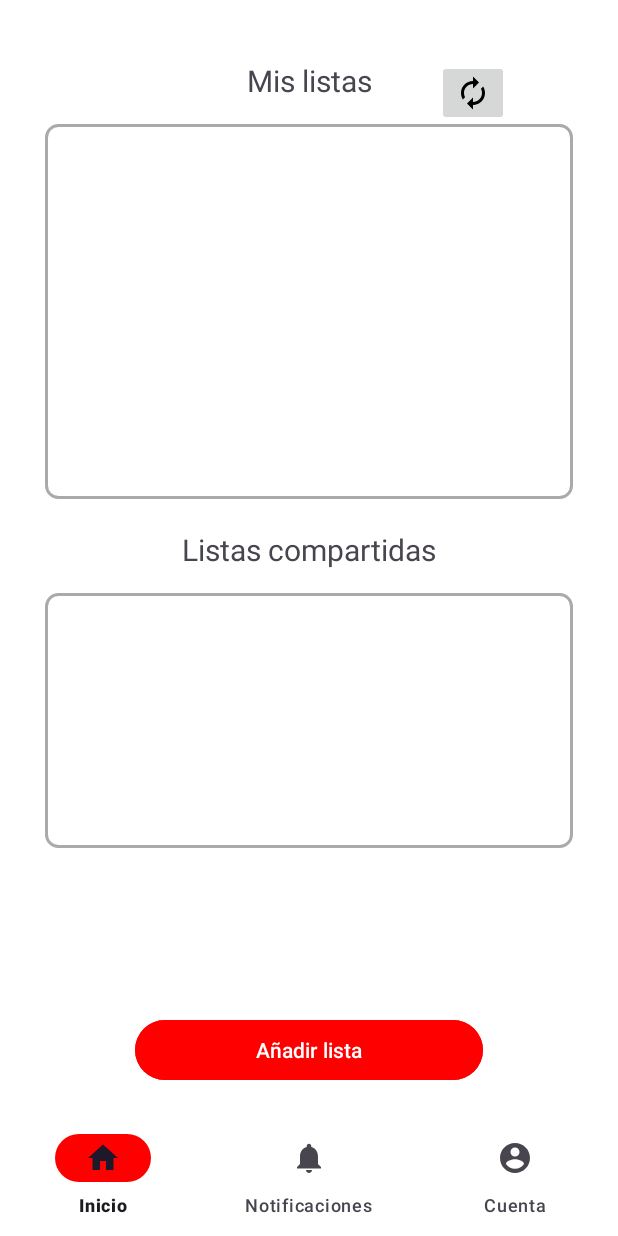
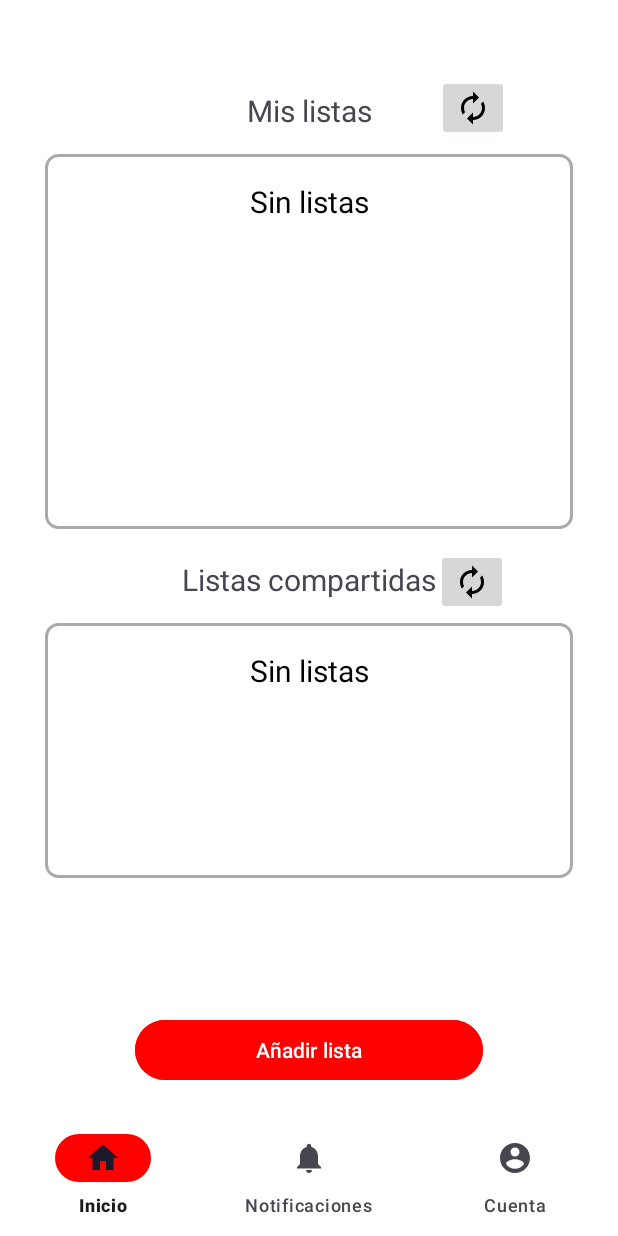
Before and after one commit to AritzAyensa/Proyecto_DAM_Aritz_Ayensa, an Android app: the InicioFragment screen opened directly, with no data from a screen before it, on a phone screen of 412 x 824 dp. Run offline under Robolectric (Android 15) with nearby library versions, the phone set to English and light mode, and no system bars; our stand-ins replace Firebase (no records; nobody signed in at launch, a user with empty details on screens opened directly), navigation-ui.

Commit message:
Adapter modificado
Cuando no haya listas muestra un item con un testo

```diff
--- a/app/src/main/java/com/example/proyecto_dam_aritz_ayensa/activities/ui/inicio/InicioFragment.kt
+++ b/app/src/main/java/com/example/proyecto_dam_aritz_ayensa/activities/ui/inicio/InicioFragment.kt
@@ -31,7 +31,9 @@ class InicioFragment : Fragment() {
 
     lateinit var buttonAñadirLista : Button
     lateinit var buttonRecargarMisListas : ImageButton
+    lateinit var buttonRecargarListasCompartidas : ImageButton
     private lateinit var recyclerViewMisListas: RecyclerView
+    private lateinit var recyclerViewListasCompartidas: RecyclerView
     private lateinit var adapter: ListaAdapter
 
 
@@ -53,10 +55,33 @@ class InicioFragment : Fragment() {
         listaService = ListaService(ListaDAO())
         usuarioService = UsuarioService(UsuarioDAO())
         sessionManager = SessionManager(requireContext())
+
+
+
+        recyclerViewMisListas = binding.recyclerMisListas
+        recyclerViewMisListas.layoutManager = LinearLayoutManager(context)
+        recyclerViewListasCompartidas = binding.recyclerListasCompartidas
+        recyclerViewListasCompartidas.layoutManager = LinearLayoutManager(context)
+        cargarMisListas()
+        cargarListasCompartidas()
+        cargarBotones()
+        return binding.root
+    }
+
+    private fun abrirAñadirLista() {
+        findNavController().navigate(R.id.action_inicioFragment_to_crearListaFragment)
+    }
+    private fun cargarBotones() {
         buttonRecargarMisListas = binding.inicioBtnRecargarListas
         if (buttonRecargarMisListas != null) {
             buttonRecargarMisListas.setOnClickListener {
                 cargarMisListas()
+            }
+        }
+        buttonRecargarListasCompartidas = binding.inicioBtnRecargarListasCompartidas
+        if (buttonRecargarListasCompartidas != null) {
+            buttonRecargarListasCompartidas.setOnClickListener {
+                cargarListasCompartidas()
             }
         }
         buttonAñadirLista = binding.btnAnadirLista
@@ -65,16 +90,6 @@ class InicioFragment : Fragment() {
                 abrirAñadirLista()
             }
         }
-
-
-        recyclerViewMisListas = binding.recyclerMisListas
-        recyclerViewMisListas.layoutManager = LinearLayoutManager(context)
-        cargarMisListas()
-        return binding.root
-    }
-
-    private fun abrirAñadirLista() {
-        findNavController().navigate(R.id.action_inicioFragment_to_crearListaFragment)
     }
     private fun cargarMisListas() {
 
@@ -94,7 +109,21 @@ class InicioFragment : Fragment() {
         }
     }
     private fun cargarListasCompartidas() {
+        Log.i("Inicio", "Cargando listas compartidas")
+        lifecycleScope.launch {
+            val idListasCompartidas =
+                usuarioService.getIdListasCompartidasByIdUsuario(sessionManager.getUserId().toString())
+            val listasCompartidas = listaService.getMisListasByUsuarioId(idListasCompartidas)
 
+            Log.i("Inicio", listasCompartidas.size.toString())
+            Log.i("Numero listas", usuarioService.getMisListasSizeByIdUsuario(sessionManager.getUserId().toString()).toString())
+            adapter = ListaAdapter(listasCompartidas) { lista ->
+                // Maneja clics en los elementos
+                Toast.makeText(context, "Clic en: ${lista.titulo}", Toast.LENGTH_SHORT).show()
+            }
+
+            recyclerViewListasCompartidas.adapter = adapter
+        }
     }
 
     override fun onDestroyView() {
--- a/app/src/main/java/com/example/proyecto_dam_aritz_ayensa/adapters/ListaAdapter.kt
+++ b/app/src/main/java/com/example/proyecto_dam_aritz_ayensa/adapters/ListaAdapter.kt
@@ -1,5 +1,6 @@
 package com.example.proyecto_dam_aritz_ayensa.adapters
 
+import android.annotation.SuppressLint
 import android.graphics.Color
 import android.view.LayoutInflater
 import android.view.View
@@ -12,33 +13,64 @@ import com.example.proyecto_dam_aritz_ayensa.model.entity.Lista
 class ListaAdapter(
     private val listas: List<Lista>,
     private val onItemClick: (Lista) -> Unit
-) : RecyclerView.Adapter<ListaAdapter.ListaViewHolder>() {
+) : RecyclerView.Adapter<RecyclerView.ViewHolder>() { // <-- Cambia a ViewHolder genérico
 
-    // ViewHolder: Representa cada elemento de la lista
+    // Constantes para tipos de vista
+    private companion object {
+        const val VIEW_ITEM_LISTA = 0
+        const val VIEW_LISTA_VACIA = 1
+    }
+
+    // ViewHolder para elementos normales
     inner class ListaViewHolder(itemView: View) : RecyclerView.ViewHolder(itemView) {
         val nombreTarea: TextView = itemView.findViewById(R.id.nombreTarea)
         val numProductos: TextView = itemView.findViewById(R.id.numeroItems)
         val colorLista: TextView = itemView.findViewById(R.id.colorLista)
 
+
         init {
             itemView.setOnClickListener {
+                if (adapterPosition != RecyclerView.NO_POSITION) {
                     onItemClick(listas[adapterPosition])
                 }
             }
         }
+    }
 
-    override fun onCreateViewHolder(parent: ViewGroup, viewType: Int): ListaViewHolder {
+    // ViewHolder para lista vacía
+    inner class EmptyViewHolder(itemView: View) : RecyclerView.ViewHolder(itemView){
+        val textoItemVacio: TextView = itemView.findViewById(R.id.item_vacio_tv_texto)
+    }
+
+    override fun getItemViewType(position: Int): Int {
+        return if (listas.isEmpty()) VIEW_LISTA_VACIA else VIEW_ITEM_LISTA
+    }
+
+    override fun onCreateViewHolder(parent: ViewGroup, viewType: Int): RecyclerView.ViewHolder {
+        return if (viewType == VIEW_ITEM_LISTA) {
             val view = LayoutInflater.from(parent.context)
                 .inflate(R.layout.item_lista_inicio, parent, false)
-        return ListaViewHolder(view)
+            ListaViewHolder(view)
+        } else {
+            val view = LayoutInflater.from(parent.context)
+                .inflate(R.layout.item_vacio, parent, false) // Layout para vacío
+            EmptyViewHolder(view)
+        }
     }
 
-    override fun onBindViewHolder(holder: ListaViewHolder, position: Int) {
+    @SuppressLint("SetTextI18n")
+    override fun onBindViewHolder(holder: RecyclerView.ViewHolder, position: Int) {
+        if (holder is ListaViewHolder) {
             val lista = listas[position]
             holder.nombreTarea.text = lista.titulo
-        holder.numProductos.text = "1 elemento"
+            /*holder.numProductos.text = "${lista.elementos.size} elementos"*/
             holder.colorLista.setBackgroundColor(Color.parseColor(lista.color))
+        } else if (holder is EmptyViewHolder) {
+            holder.textoItemVacio.text = "Sin listas"
+        }
     }
 
-    override fun getItemCount(): Int = listas.size
+    override fun getItemCount(): Int {
+        return if (listas.isEmpty()) 1 else listas.size // 1 para el ítem vacío
     }
+}
--- a/app/src/main/java/com/example/proyecto_dam_aritz_ayensa/model/dao/UsuarioDAO.kt
+++ b/app/src/main/java/com/example/proyecto_dam_aritz_ayensa/model/dao/UsuarioDAO.kt
@@ -91,6 +91,41 @@ class UsuarioDAO {
 
 
     suspend fun getMisListasSizeByIdUsuario(idUsuario: String): Int {
+        return try {
+            val document = usuariosCollection
+                .document(idUsuario)
+                .get()
+                .await()
+
+            if (document.exists()) {
+                // Obtener la lista y verificar que no sea nula
+                val idListas = document.get("idListasCompartidas") as? List<String>
+                idListas?.size ?: 0 // Si es nulo, retorna 0
+            } else {
+                0 // Usuario no encontrado
+            }
+        } catch (e: Exception) {
+            Log.e("Firestore", "Error al obtener tamaño de listas compartidas", e)
+            -1 // Opcional: Retornar -1 en caso de error
+        }
+    }
+
+
+    suspend fun getIdListasCompartidasByIdUsuario(idUsuario: String) : List<String>{
+        val document = usuariosCollection
+            .document(idUsuario)
+            .get()
+            .await()
+
+        return if (document.exists()) {
+            document.get("idListasCompartidas") as? List<String> ?: emptyList()
+        } else {
+            emptyList()
+        }
+    }
+
+
+    suspend fun getListasCompartidasSizeByIdUsuario(idUsuario: String): Int {
         return try {
             val document = usuariosCollection
                 .document(idUsuario)
--- a/app/src/main/java/com/example/proyecto_dam_aritz_ayensa/model/service/UsuarioService.kt
+++ b/app/src/main/java/com/example/proyecto_dam_aritz_ayensa/model/service/UsuarioService.kt
@@ -107,6 +107,15 @@ class UsuarioService(private val usuarioDAO: UsuarioDAO) {
         return usuarioDAO.getMisListasSizeByIdUsuario(idUsuario)
     }
 
+
+    suspend fun getIdListasCompartidasByIdUsuario(idUsuario: String) : List<String> {
+        return usuarioDAO.getIdListasCompartidasByIdUsuario(idUsuario)
+    }
+
+    suspend fun getListasCompartidasSizeByIdUsuario(idUsuario: String): Int {
+        return usuarioDAO.getListasCompartidasSizeByIdUsuario(idUsuario)
+    }
+
     /**
      * Método: deleteUser
      *
--- a/app/src/main/res/layout/fragment_inicio.xml
+++ b/app/src/main/res/layout/fragment_inicio.xml
@@ -6,7 +6,7 @@
     android:layout_height="match_parent"
 
     android:layout_marginBottom="100sp"
-    android:layout_marginTop="40sp"
+    android:layout_marginTop="50sp"
     android:layout_marginStart="30sp"
     android:layout_marginEnd="30sp"
     tools:context=".activities.ui.inicio.InicioFragment">
@@ -17,6 +17,7 @@
         android:layout_height="wrap_content"
         android:text="@string/inicio_tv_mis_listas"
         android:textSize="20sp"
+        android:layout_marginTop="10sp"
         app:layout_constraintEnd_toEndOf="parent"
         app:layout_constraintStart_toStartOf="parent"
         app:layout_constraintTop_toTopOf="parent"/>
@@ -53,6 +54,16 @@
         app:layout_constraintStart_toStartOf="parent"
         app:layout_constraintTop_toBottomOf="@id/recycler_mis_listas"
         />
+    <ImageButton
+        android:id="@+id/inicio_btn_recargar_listas_compartidas"
+        android:layout_width="wrap_content"
+        android:layout_height="wrap_content"
+        android:src="@drawable/baseline_autorenew_24"
+        android:layout_marginTop="8sp"
+        app:layout_constraintStart_toEndOf="@id/inicio_tv_listas_compartidas"
+        app:layout_constraintBottom_toTopOf="@id/recycler_listas_compartidas"
+        app:layout_constraintTop_toBottomOf="@id/recycler_mis_listas"
+        tools:ignore="MissingConstraints"/>
 
     <androidx.recyclerview.widget.RecyclerView
         android:id="@+id/recycler_listas_compartidas"
--- /dev/null
+++ b/app/src/main/res/layout/item_vacio.xml
@@ -0,0 +1,18 @@
+<LinearLayout xmlns:android="http://schemas.android.com/apk/res/android"
+    android:id="@+id/layout_tareas_campos_item"
+    android:layout_width="match_parent"
+    android:layout_height="wrap_content"
+    android:orientation="vertical"
+    android:paddingTop="10dp"
+    android:paddingStart="10dp"
+    android:paddingEnd="10dp"
+    android:gravity="start">
+        <TextView
+            android:id="@+id/item_vacio_tv_texto"
+            android:layout_width="match_parent"
+            android:layout_height="wrap_content"
+            android:text="@string/item_vacio_tv_texto_ejemplo"
+            android:textColor="@color/negro"
+            android:textSize="20sp"
+            android:textAlignment="center"/>
+</LinearLayout>
--- a/app/src/main/res/values/strings.xml
+++ b/app/src/main/res/values/strings.xml
@@ -63,6 +63,7 @@
     <string name="menuColor_it_colorVerde">Verde</string>
     <string name="menuColor_it_colorAmarillo">Amarillo</string>
     <string name="menuColor_it_colorNaranja">Naranja</string>
+    <string name="item_vacio_tv_texto_ejemplo">Texto ejemplo</string>
 
 
 </resources>
```
Lines whose indentation alone changed are shown as unchanged.
